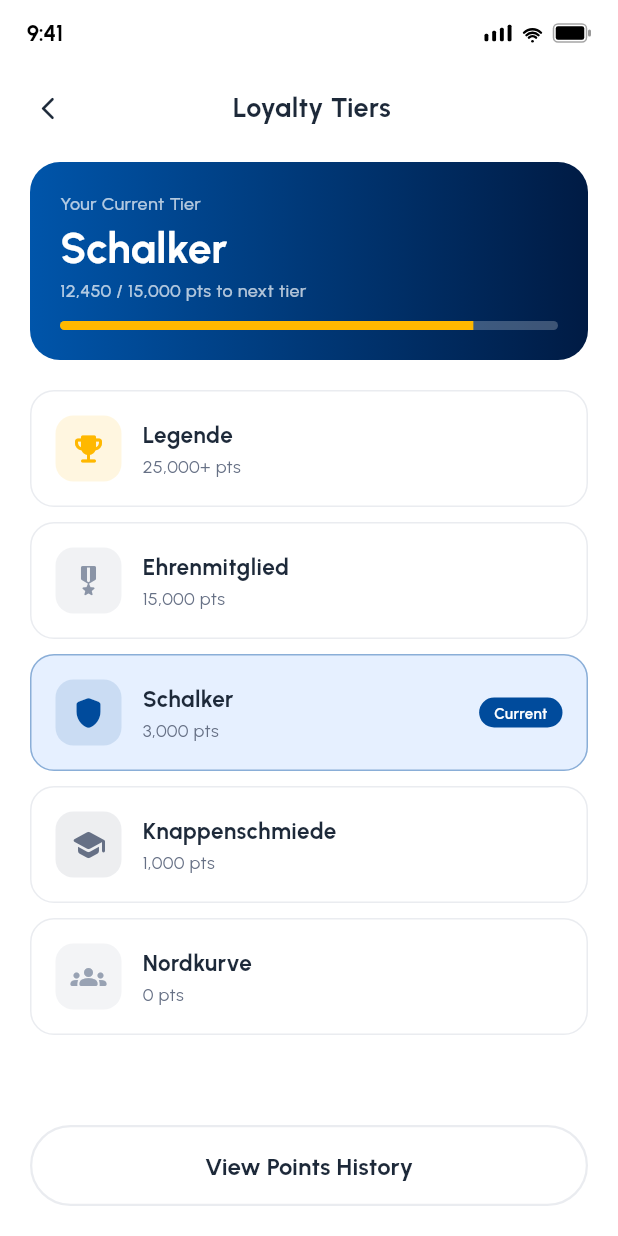
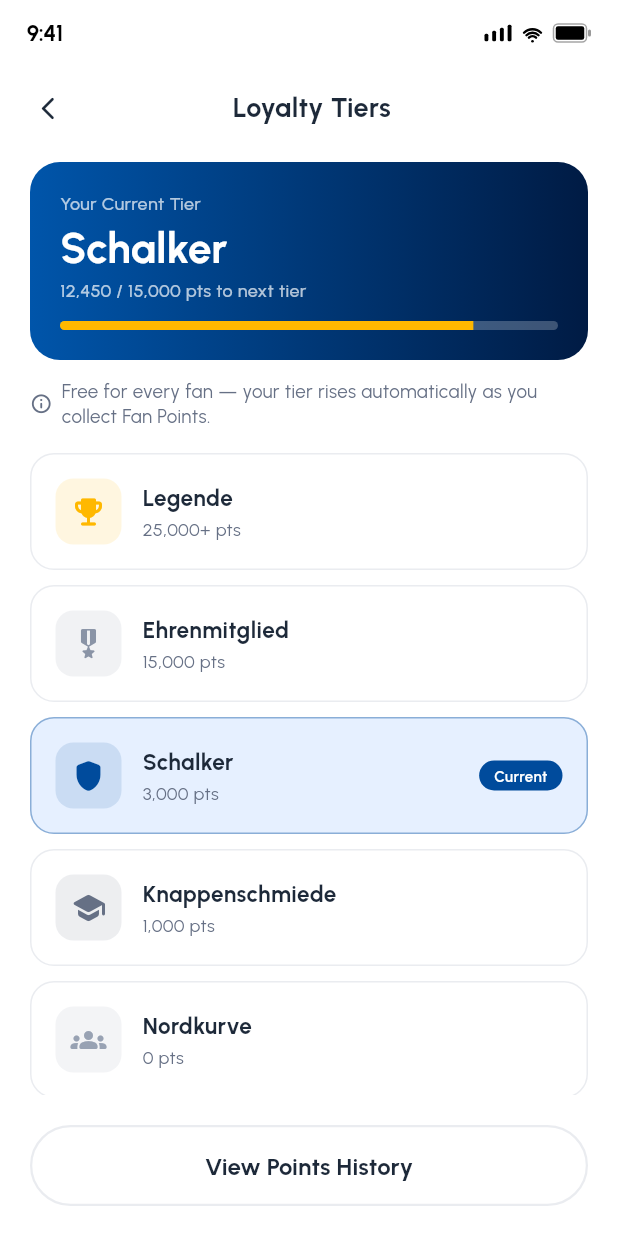
Before and after one commit to COREVIONLABS/EMBAapp-native, a Flutter app: the LoyaltyTiersScreen screen opened directly, on a phone screen of 412 x 824 dp. Run offline on Flutter 3.47's test engine with Material 3 defaults, Android fonts, the phone set to English and light mode, and no system bars; our stand-ins replace flutter_svg.

Commit message:
Phase 3: clarify Loyalty tier vs Fan+ membership copy
- Loyalty Tiers: add an inline note that tiers are free and rise
  automatically with Fan Points.
- Fan+: add a badge on the hero making clear it is a paid membership,
  separate from the points tier.

Co-Authored-By: Claude Opus 4.8 <noreply@anthropic.com>
Claude-Session: https://claude.ai/code/session_0138H2TPm9wvb2D54WvCY8tL

```diff
--- a/lib/screens/fanplus_screen.dart
+++ b/lib/screens/fanplus_screen.dart
@@ -49,6 +49,12 @@ class FanPlusScreen extends StatelessWidget {
                 const SizedBox(height: 6),
                 Text('Exclusive raffles, boosts, and rewards',
                     textAlign: TextAlign.center, style: AppText.body3.copyWith(color: Colors.white70)),
+                const SizedBox(height: 10),
+                Pill(
+                  color: Colors.white24,
+                  child: Text('Paid membership · separate from your points tier',
+                      style: AppText.caption1.copyWith(color: Colors.white)),
+                ),
               ],
             ),
           ),
--- a/lib/screens/loyalty_tiers_screen.dart
+++ b/lib/screens/loyalty_tiers_screen.dart
@@ -54,7 +54,14 @@ class LoyaltyTiersScreen extends StatelessWidget {
             ],
           ),
         ),
-        const SizedBox(height: 20),
+        const SizedBox(height: 12),
+        Row(children: [
+          const Icon(Icons.info_outline_rounded, size: 15, color: AppColors.textLight),
+          const SizedBox(width: 6),
+          Expanded(child: Text('Free for every fan — your tier rises automatically as you collect Fan Points.',
+              style: AppText.body3Regular.copyWith(fontSize: 12.5))),
+        ]),
+        const SizedBox(height: 16),
         for (final t in tiersDesc) ...[
           _TierRow(tier: t, current: t.name == FanModel.currentTier, meta: _meta[t.name]!),
           const SizedBox(height: 10),
```
